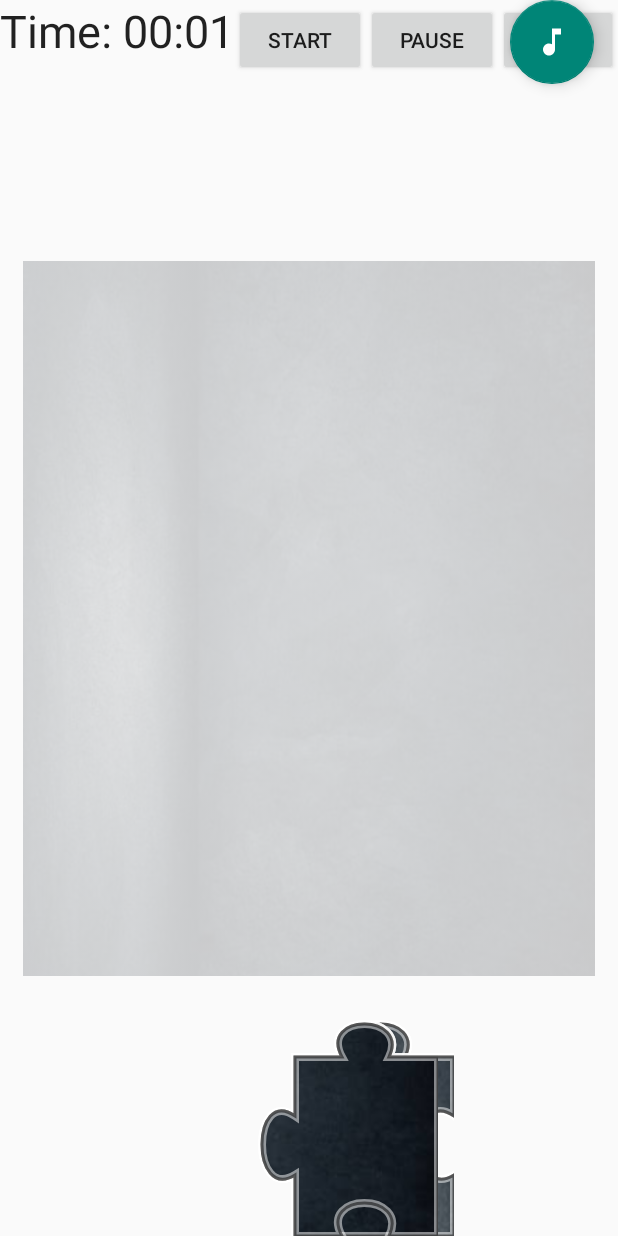
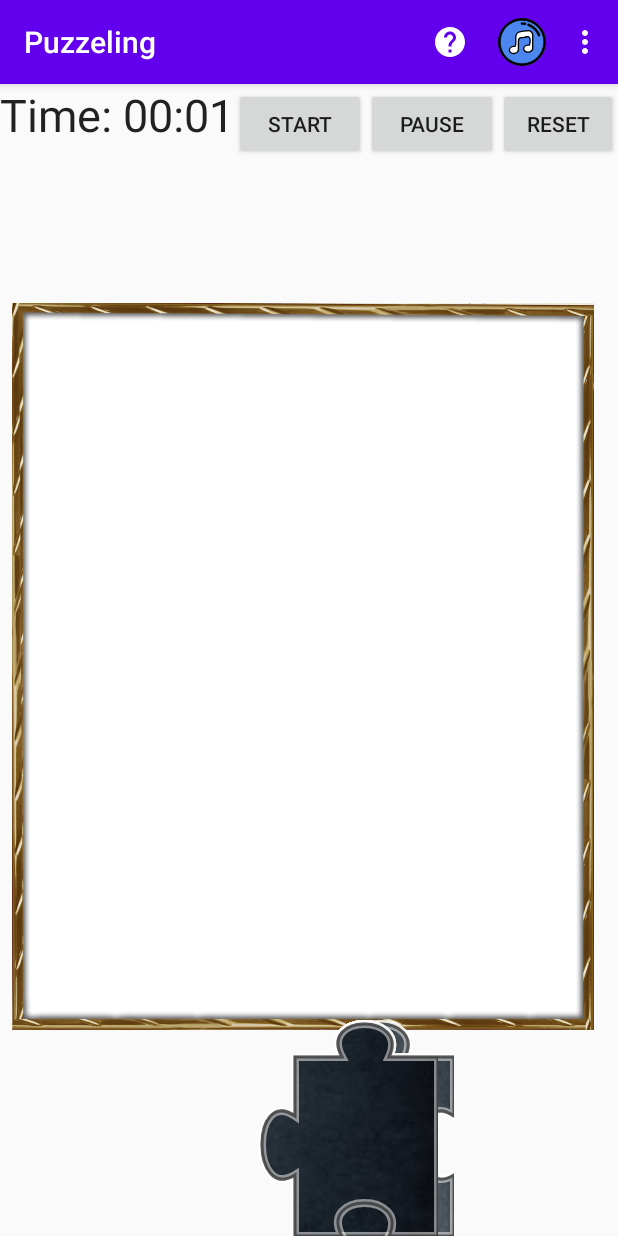
Before and after one commit to SapirDaga1/PuzzleApp-android, an Android app: the PuzzleActivity screen opened directly, with no data from a screen before it, on a phone screen of 412 x 824 dp. Run offline under Robolectric (Android 15) with nearby library versions, the phone set to English and light mode, and no system bars.

Commit message:
menu,anim,more features

```diff
--- a/app/src/main/java/il/org/puzzeling/PuzzleActivity.java
+++ b/app/src/main/java/il/org/puzzeling/PuzzleActivity.java
@@ -22,6 +22,9 @@ import android.graphics.drawable.Drawable;
 import android.os.Bundle;
 import android.os.Handler;
 import android.os.SystemClock;
+import android.view.Menu;
+import android.view.MenuInflater;
+import android.view.MenuItem;
 import android.view.View;
 import android.widget.Button;
 import android.widget.Chronometer;
@@ -63,7 +66,8 @@ public class PuzzleActivity extends AppCompatActivity {
     String mCurrentPhotoUri;
     String  mCurrentPhoto;
     SharedPreferences sp;
-    boolean musicClicked;
+    static  boolean Clue = false;
+    static int points = 0;
     Chronometer simpleChronometer; //stopper
 
     //------Timer----------//
@@ -87,30 +91,6 @@ public class PuzzleActivity extends AppCompatActivity {
         setContentView(R.layout.activity_puzzle);
         sp = getSharedPreferences("music",MODE_PRIVATE);
         manageMusic(false);
-        FloatingActionButton musicBtn = findViewById(R.id.musicButton);
-        if (isMuted)
-            musicBtn.setImageResource(R.drawable.music_off);
-        musicBtn.setOnClickListener(new View.OnClickListener(){
-            @Override
-            public void onClick(View v) {
-                isMuted= !isMuted;
-                if (isMuted)
-                {
-                    //Pause/Stop music
-                    manageMusic(true);
-                    musicBtn.setImageResource(R.drawable.music_off);
-
-                }
-                else
-                {
-                    //Recover music
-                    manageMusic(false);
-                    musicBtn.setImageResource(R.drawable.music_on);
-                }
-            }
-        });
-
-
         final RelativeLayout layout = findViewById(R.id.layout);
         final ImageView imageView = findViewById(R.id.imageView);
 
@@ -542,4 +522,60 @@ public class PuzzleActivity extends AppCompatActivity {
         else
             MusicPlayer.start(this, MusicPlayer.MUSIC_MENU);
     }
+    @Override
+    public boolean onCreateOptionsMenu(Menu menu) {
+        MenuInflater inflater = getMenuInflater();
+        inflater.inflate(R.menu.menu_puzzle, menu);
+        return true;
+    }
+
+
+    @Override
+    public boolean onPrepareOptionsMenu(Menu menu) {
+        MenuItem item = menu.findItem(R.id.sound_icon);
+        if (isMuted)
+            item.setIcon(R.drawable.ic_no_music_btn);
+        return true;
+    }
+
+    @Override
+    public boolean onOptionsItemSelected(MenuItem item) {
+        switch (item.getItemId()) {
+            case R.id.clue:
+                Clue = true;
+                ImageView imageView = findViewById(R.id.imageView);
+                if(Clue) {
+                    imageView.setVisibility(View.VISIBLE);
+                    Toast.makeText(PuzzleActivity.this, getString(R.string.clue) + points + getString(R.string.points), Toast.LENGTH_SHORT).show();
+                } else {
+                    imageView.setVisibility(View.INVISIBLE);
+                }
+
+                break;
+            case R.id.sound_icon:
+                isMuted = !isMuted;
+
+                if (isMuted)
+                {
+                    manageMusic(true);
+                    item.setIcon(R.drawable.ic_no_music_btn);
+                }
+                else
+                {
+                    manageMusic(false);
+                    item.setIcon(R.drawable.ic_music_btn);
+                }
+                break;
+            case R.id.home_icon:
+                Intent intent= new Intent(PuzzleActivity.this,FirstScreenActivity.class);
+                finishAffinity();
+                startActivity(intent);
+                break;
+
+
+
+        }
+        return true;
+    }
+
 }
--- a/app/src/main/java/il/org/puzzeling/TouchListener.java
+++ b/app/src/main/java/il/org/puzzeling/TouchListener.java
@@ -3,6 +3,7 @@ package il.org.puzzeling;
 import android.view.MotionEvent;
 import android.view.View;
 import android.view.ViewGroup;
+import android.view.animation.AnimationUtils;
 import android.widget.RelativeLayout;
 
 import static java.lang.Math.pow;
@@ -51,6 +52,7 @@ public class TouchListener implements View.OnTouchListener {
                     lParams.topMargin = piece.yCoord;
                     piece.setLayoutParams(lParams);
                     piece.canMove = false;
+                    piece.startAnimation(AnimationUtils.loadAnimation(activity.getApplicationContext(),R.anim.pulse));
                     sendViewToBack(piece);
                     activity.checkGameOver();
                 }
--- /dev/null
+++ b/app/src/main/res/anim/pulse.xml
@@ -0,0 +1,25 @@
+<?xml version="1.0" encoding="utf-8"?>
+<set xmlns:android="http://schemas.android.com/apk/res/android">
+    <scale
+        android:duration="200"
+        android:fromXScale="1"
+        android:fromYScale="1"
+        android:pivotX="50%"
+        android:pivotY="50%"
+        android:repeatCount="1"
+        android:repeatMode="reverse"
+        android:toXScale="0.75"
+        android:toYScale="0.75"
+        android:interpolator="@android:interpolator/bounce" />
+    <scale
+        android:duration="100"
+        android:fromXScale="1"
+        android:fromYScale="1"
+        android:pivotX="50%"
+        android:pivotY="50%"
+        android:repeatCount="1"
+        android:repeatMode="reverse"
+        android:toXScale="1.25"
+        android:toYScale="1.25"
+        android:interpolator="@android:interpolator/bounce" />
+</set>
--- /dev/null
+++ b/app/src/main/res/drawable/ic_baseline_help_24.xml
@@ -0,0 +1,10 @@
+<vector xmlns:android="http://schemas.android.com/apk/res/android"
+    android:width="24dp"
+    android:height="24dp"
+    android:viewportWidth="24"
+    android:viewportHeight="24"
+    android:tint="?attr/colorControlNormal">
+  <path
+      android:fillColor="@android:color/white"
+      android:pathData="M12,2C6.48,2 2,6.48 2,12s4.48,10 10,10 10,-4.48 10,-10S17.52,2 12,2zM13,19h-2v-2h2v2zM15.07,11.25l-0.9,0.92C13.45,12.9 13,13.5 13,15h-2v-0.5c0,-1.1 0.45,-2.1 1.17,-2.83l1.24,-1.26c0.37,-0.36 0.59,-0.86 0.59,-1.41 0,-1.1 -0.9,-2 -2,-2s-2,0.9 -2,2L8,9c0,-2.21 1.79,-4 4,-4s4,1.79 4,4c0,0.88 -0.36,1.68 -0.93,2.25z"/>
+</vector>
--- /dev/null
+++ b/app/src/main/res/drawable/ic_baseline_home_24.xml
@@ -0,0 +1,10 @@
+<vector xmlns:android="http://schemas.android.com/apk/res/android"
+    android:width="24dp"
+    android:height="24dp"
+    android:viewportWidth="24"
+    android:viewportHeight="24"
+    android:tint="?attr/colorControlNormal">
+  <path
+      android:fillColor="@android:color/white"
+      android:pathData="M10,20v-6h4v6h5v-8h3L12,3 2,12h3v8z"/>
+</vector>
--- a/app/src/main/res/layout/activity_puzzle.xml
+++ b/app/src/main/res/layout/activity_puzzle.xml
@@ -9,6 +9,18 @@
     tools:context=".PuzzleActivity"
 
     >
+    <ImageView
+        android:layout_width="0dp"
+        android:layout_height="0dp"
+        android:layout_marginEnd="16dp"
+        android:layout_marginStart="8dp"
+        android:layout_marginTop="0dp"
+        android:alpha="1.0"
+        app:layout_constraintDimensionRatio="H,4:5"
+        app:layout_constraintLeft_toLeftOf="parent"
+        app:layout_constraintRight_toRightOf="parent"
+        app:layout_constraintTop_toTopOf="@id/imageView"
+        app:srcCompat="@drawable/puzzle_frame" />
 
     <ImageView
         android:id="@+id/imageView"
@@ -27,7 +39,8 @@
         app:layout_constraintTop_toTopOf="parent"
         app:layout_constraintDimensionRatio="H,4:5"
         app:srcCompat="@drawable/aaaaa"
-        android:alpha="0.2">
+        android:alpha="0.2"
+        android:visibility="invisible">
 
     </ImageView>
 
@@ -39,18 +52,6 @@
         app:layout_constraintLeft_toLeftOf="parent"
         app:layout_constraintRight_toRightOf="parent"
         app:layout_constraintTop_toTopOf="parent">
-        <com.google.android.material.floatingactionbutton.FloatingActionButton
-            android:id="@+id/musicButton"
-            android:layout_width="wrap_content"
-            android:layout_height="wrap_content"
-            android:layout_alignParentEnd="true"
-            android:layout_marginEnd="16dp"
-            android:layout_marginRight="16dp"
-            android:layout_marginBottom="16dp"
-            android:clickable="true"
-            android:focusable="true"
-            android:src="@drawable/music_on"
-            android:tint="@android:color/white" />
 
         //----Timer----//
 
--- a/app/src/main/res/layout/activity_splash.xml
+++ b/app/src/main/res/layout/activity_splash.xml
@@ -10,7 +10,7 @@
     android:id="@+id/anim_first_screen"
     android:layout_width="match_parent"
     android:layout_height="match_parent"
-    app:lottie_rawRes="@raw/splash"
+    app:lottie_rawRes="@raw/puzzle"
     android:layout_centerInParent="true"
     app:lottie_autoPlay="true"
     app:lottie_loop="true"
--- /dev/null
+++ b/app/src/main/res/menu/menu_puzzle.xml
@@ -0,0 +1,30 @@
+<?xml version="1.0" encoding="utf-8"?>
+<menu xmlns:android="http://schemas.android.com/apk/res/android"
+    xmlns:app="http://schemas.android.com/apk/res-auto">
+    <item
+        android:id="@+id/sound_icon"
+        android:title=""
+        app:showAsAction="always"
+        android:icon="@drawable/ic_music_btn"
+        android:orderInCategory="4"
+        />
+
+    <item
+        android:id="@+id/home_icon"
+        android:title="@string/home_page"
+        app:showAsAction="never"
+        android:icon="@drawable/ic_baseline_home_24"
+        android:orderInCategory="2"
+        />
+
+
+    <item
+        android:id="@+id/clue"
+        android:title=""
+        app:showAsAction="always"
+        android:icon="@drawable/ic_baseline_help_24"
+        android:orderInCategory="1"
+        />
+
+
+</menu>
--- a/app/src/main/res/values/strings.xml
+++ b/app/src/main/res/values/strings.xml
@@ -27,4 +27,8 @@
     <string name="name_hint">Enter your name</string>
     <string name="ok_hint">OK</string>
     <string name="resume_hint">Press on \"PLAY\" to resume</string>
+    <string name="homepage">Already in home page</string>
+    <string name="clue">You\'ve Chosen to pick clue, used</string>
+    <string name="points">points</string>
+    <string name="home_page">Home Page</string>
 </resources>
--- a/app/src/main/res/values/themes.xml
+++ b/app/src/main/res/values/themes.xml
@@ -1,6 +1,6 @@
 <resources xmlns:tools="http://schemas.android.com/tools">
     <!-- Base application theme. -->
-    <style name="Theme.Puzzeling" parent="Theme.AppCompat.DayNight.NoActionBar">
+    <style name="Theme.Puzzeling" parent="Theme.AppCompat.DayNight.DarkActionBar">
         <!-- Primary brand color. -->
         <item name="colorPrimary">@color/purple_500</item>
         <item name="colorPrimaryVariant">@color/purple_700</item>
```
Also changed, not shown: app/src/main/java/il/org/puzzeling/FirstScreenActivity.java (+48 -21 lines), app/src/main/java/il/org/puzzeling/MainActivity.java (+46 -23 lines), app/src/main/res/layout/activity_firstscreen.xml (+0 -12 lines), app/src/main/res/layout/activity_main.xml (+0 -14 lines), app/src/main/res/menu/menu1.xml (added, +22 -0 lines), app/src/main/java/il/org/puzzeling/SplashScreen.java (line endings or trailing spaces), app/src/main/res/drawable/puzzle_frame.jpg (added), 1 other file.
